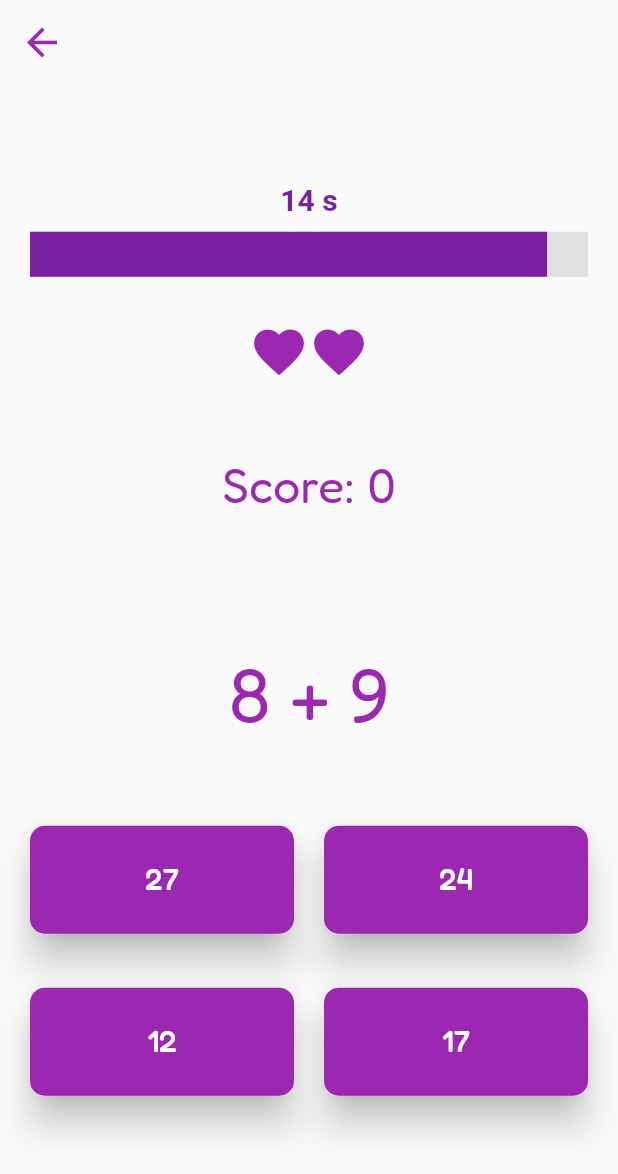
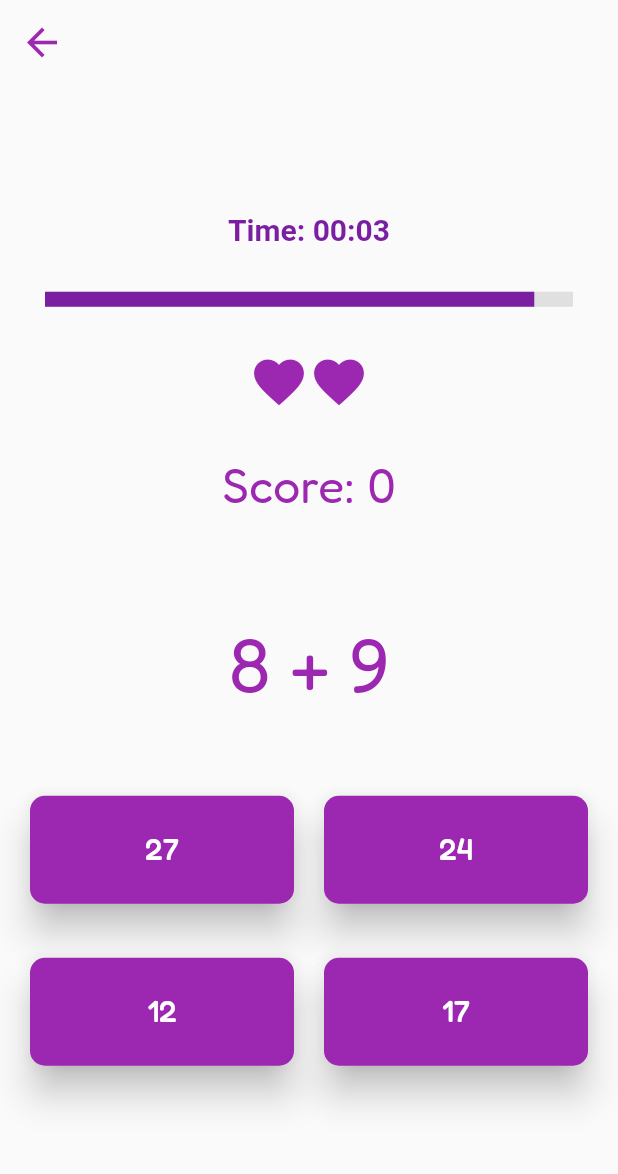
Before and after one commit to Samooh-9820060/technomaths, a Flutter app: the GameScreen screen opened directly, after a tap on an icon or button, on a phone screen of 412 x 824 dp. Shown: the top 1174 px of the screen. Run offline on Flutter 3.47's test engine with Material 2 defaults, Android fonts, the phone set to English and light mode, and no system bars; our stand-ins replace google_fonts; missing offline and left inert: flutter_vibrate.

Commit message:
Update game_screen.dart
timer added to the game

```diff
--- a/lib/screens/game_screen.dart
+++ b/lib/screens/game_screen.dart
@@ -32,7 +32,9 @@ class _GameScreenState extends State<GameScreen> with SingleTickerProviderStateM
   int remainingTime = 0;
   Timer? timer;
   int maxNumber = 9;
-  int timeRemaining = 15;
+  Duration totalTime = Duration(seconds: 0);
+  Timer? totalGameTimer;
+
 
   Key key = UniqueKey();
   // Check if the device can vibrate
@@ -48,6 +50,14 @@ class _GameScreenState extends State<GameScreen> with SingleTickerProviderStateM
     _scoreController = AnimationController(
         duration: Duration(milliseconds: 1000), vsync: this);
     _scoreAnimation = Tween<double>(begin: 0, end: 1).animate(_scoreController);
+    startTotalGameTimer();
+  }
+
+  String getReadableTime(Duration duration) {
+    String twoDigits(int n) => n.toString().padLeft(2, '0');
+    String twoDigitMinutes = twoDigits(duration.inMinutes.remainder(60));
+    String twoDigitSeconds = twoDigits(duration.inSeconds.remainder(60));
+    return "${twoDigitMinutes}:${twoDigitSeconds}";
   }
 
   // Asynchronous method to check vibration support
@@ -66,6 +76,17 @@ class _GameScreenState extends State<GameScreen> with SingleTickerProviderStateM
     super.dispose();
   }
 
+  void startTotalGameTimer() {
+    totalGameTimer = Timer.periodic(Duration(seconds: 1), (timer) {
+      setState(() {
+        totalTime = totalTime + Duration(seconds: 1);
+      });
+    });
+  }
+
+  void stopTotalGameTimer() {
+    totalGameTimer?.cancel();
+  }
 
 
   void increaseDifficulty() {
@@ -140,6 +161,7 @@ class _GameScreenState extends State<GameScreen> with SingleTickerProviderStateM
     timer?.cancel();
 
     if (lives <= 0) {
+      stopTotalGameTimer();
       return;
     }
 
@@ -355,6 +377,7 @@ class _GameScreenState extends State<GameScreen> with SingleTickerProviderStateM
       setState(() {
         lives = 0; // Ensure lives are set to 0
       });
+      stopTotalGameTimer();
       timer?.cancel();
     }
     else {
@@ -388,20 +411,23 @@ class _GameScreenState extends State<GameScreen> with SingleTickerProviderStateM
                         Column(
                           children: [
                             // Timer Text
-                            Text(
-                              '$remainingTime s',
-                              style: GoogleFonts.aBeeZee(
-                                color: Colors.purple[700],
-                                fontWeight: FontWeight.bold,
-                                fontSize: 20,
+                            // Total time elapsed display
+                            Center(
+                              child: Text(
+                                'Time: ${getReadableTime(totalTime)}',
+                                style: GoogleFonts.aBeeZee(
+                                  color: Colors.purple[700],
+                                  fontWeight: FontWeight.bold,
+                                  fontSize: 20,
+                                ),
                               ),
                             ),
                             // Spacer for a gap between text and progress bar
-                            SizedBox(height: 10),
+                            SizedBox(height: 30),
                             // Progress bar
                             Container(
-                              padding: EdgeInsets.symmetric(horizontal: 20), // Padding for wider bar
-                              height: 30, // Height for progress bar
+                              padding: EdgeInsets.symmetric(horizontal: 30), // Padding for wider bar
+                              height: 10, // Height for progress bar
                               child: TweenAnimationBuilder(
                                 key: key,
                                 tween: Tween(begin: 1.0, end: 0.0),
@@ -424,14 +450,14 @@ class _GameScreenState extends State<GameScreen> with SingleTickerProviderStateM
                           mainAxisAlignment: MainAxisAlignment.center,
                           children: List.generate(lives, (index) => Icon(Icons.favorite, color: Colors.purple, size: 40)).toList(),
                         ),
-                        SizedBox(height: 50),
+                        SizedBox(height: 30),
                         Center(
                           child: Text(
                             'Score: $score',
                             style: GoogleFonts.fredoka(color: Colors.purple, fontSize: 32),
                           ),
                         ),
-// Animated score pop-up
+                        // Animated score pop-up
                         FadeTransition(
                           opacity: _scoreAnimation,
                           child: Text(
@@ -440,7 +466,7 @@ class _GameScreenState extends State<GameScreen> with SingleTickerProviderStateM
                           ),
                         ),
 
-                        SizedBox(height: 50),
+                        SizedBox(height: 30),
                         Text(
                           question,
                           style: GoogleFonts.fredoka(fontSize: 50, color: Colors.purple),
```
